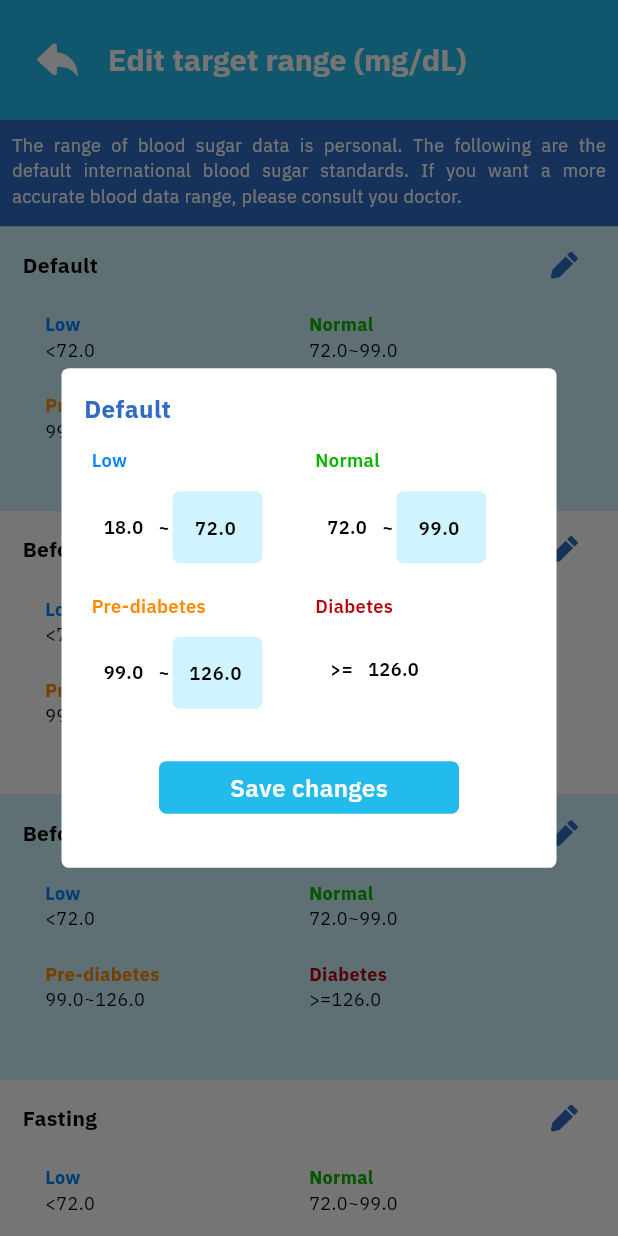
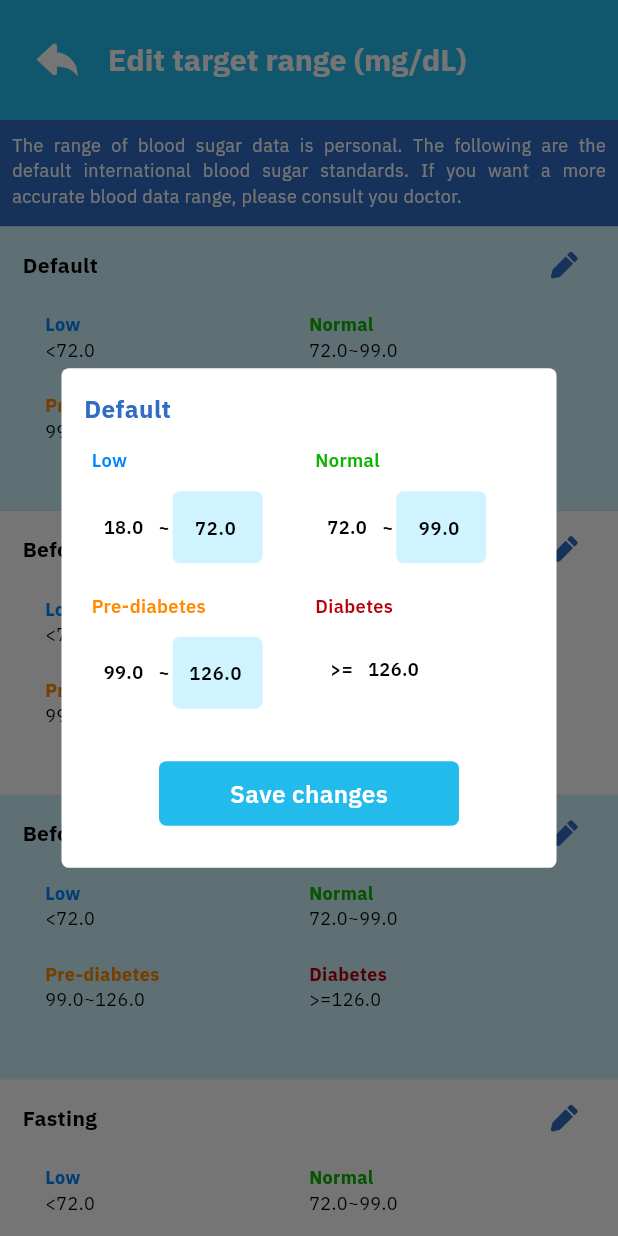
Before and after one commit to Intes-It-Mobile/blood-tracking-app, a Flutter app: the EditRangeScreens screen opened by its route, after a tap on an icon or button, on a phone screen of 412 x 824 dp. Run offline on Flutter 3.47's test engine with Material 2 defaults, Android fonts, the phone set to English and light mode, and no system bars; our stand-ins replace dropdown_button2, fl_chart, flutter_html, flutter_local_notifications, flutter_mobx, flutter_svg and 11 more; missing offline and left inert: android_alarm_manager_plus, excel, flutter_cupertino_datetime_picker, flutter_fgbg, flutter_share; accounts and stored records are empty; generated files the repository leaves out were written again.

Commit message:
fix buig UI

```diff
--- a/assets/lang/en.json
+++ b/assets/lang/en.json
@@ -75,8 +75,8 @@
   "after_meal_2h": "After a meal (2h)",
   "after_exercise": "After exercise",
   "asleep": "Asleep",
-  "errow_sugar_input_text": "Please enter correct value between 18-630 mg/dL",
-  "errow_sugar_input1_text": "Please enter correct value between 1-35 mmol/L",
+  "errow_sugar_input_mg_text": "Please enter correct value between 18-630 mg/dL",
+  "errow_sugar_input_mmol_text": "Please enter correct value between 1-35 mmol/L",
   "save_record": "Save Record",
   "version": " version",
   "1.0.0": " 1.0.0",
--- a/assets/lang/es.json
+++ b/assets/lang/es.json
@@ -75,8 +75,8 @@
   "after_meal_2h": "Después de una comida (2 hora)",
   "after_exercise": "Después del ejercicio",
   "asleep": "Dormido",
-  "errow_sugar_input_text": "Introduzca el valor correcto entre 18-630 mg/dL",
-  "errow_sugar_input1_text": "Ingrese el valor correcto entre 1-35 mmol/L",
+  "errow_sugar_input_mg_text": "Introduzca el valor correcto entre 18-630 mg/dL",
+  "errow_sugar_input_mmol_text": "Ingrese el valor correcto entre 1-35 mmol/L",
   "save_record": "Guardar registro",
   "version": " versión",
   "1.0.0": " 1.0.0",
--- a/assets/lang/fr.json
+++ b/assets/lang/fr.json
@@ -82,8 +82,8 @@
     "after_exercise":"Après l'exercice",
     "asleep":"Endormi",
 
-    "errow_sugar_input_text":"Veuillez entrer une valeur correcte entre 18 et 630 mg/dL.",
-    "errow_sugar_input1_text":"Veuillez entrer une valeur correcte entre 1-35 mmol/L.",
+    "errow_sugar_input_mg_text":"Veuillez entrer une valeur correcte entre 18 et 630 mg/dL.",
+    "errow_sugar_input_mmol_text":"Veuillez entrer une valeur correcte entre 1-35 mmol/L.",
     "save_record":"Enregistrer",
     "version":" version",
     "1.0.0":" 1.0.0",
--- a/assets/lang/vi.json
+++ b/assets/lang/vi.json
@@ -75,8 +75,8 @@
     "after_meal_2h": "Sau bữa ăn (2h)",
     "after_exercise": "Sau khi tập thể dục",
     "asleep": "Ngủ",
-    "errow_sugar_input_text": "Vui lòng nhập đúng giá trị giữa 18-630 mg/dL",
-    "errow_sugar_input1_text": "Vui lòng nhập giá trị đúng nằm trong khoảng 1-35 mmol/L",
+    "errow_sugar_input_mg_text": "Vui lòng nhập đúng giá trị giữa 18-630 mg/dL",
+    "errow_sugar_input_mmol_text": "Vui lòng nhập giá trị đúng nằm trong khoảng 1-35 mmol/L",
     "save_record": "Lưu bản ghi",
     "version": " phiên bản",
     "1.0.0": " 1.0.0",
@@ -116,7 +116,7 @@
     "choose_your_language": "Chọn ngôn ngữ của bạn",
     "next": "Tiếp",
     "no_alarms_set": "Không có báo thức nào",
-    "All": "All",
+    "All": "Tất cả",
     "save_changes_button":"Lưu thay đổi",
     "err_correct_value": "Vui lòng nhập đúng giá trị!"
 }
--- a/assets/lang/zh.json
+++ b/assets/lang/zh.json
@@ -75,8 +75,8 @@
   "after_meal_2h": "餐后（2小时）",
   "after_exercise": "运动后",
   "asleep": "睡觉",
-  "errow_sugar_input_text": "请输入正确的值 18-630 mg/dL",
-  "errow_sugar_input1_text": "請輸入 1-35 mmol/L 之間的正確值",
+  "errow_sugar_input_mg_text": "请输入正确的值 18-630 mg/dL",
+  "errow_sugar_input_mmol_text": "請輸入 1-35 mmol/L 之間的正確值",
   "save_record": "保存记录",
   "version": "版本",
   "1.0.0": " 1.0.0",
--- a/lib/views/edit_range/edit_range_dialog.dart
+++ b/lib/views/edit_range/edit_range_dialog.dart
@@ -24,11 +24,15 @@ class _ChangeTargetDialogState extends State<ChangeTargetDialog> {
   SugarInfoStore? sugarInfoStore;
   List<SugarAmount> tempCondition = [];
   EditRangeStore? editRangeStore;
+  bool? isMol;
   @override
   void didChangeDependencies() {
     editRangeStore = EditRangeStore();
     sugarInfoStore = Provider.of<SugarInfoStore>(context, listen: true);
     sugarInfoStore!.getTempCondition(widget.conditionId!);
+    setState(() {
+isMol = sugarInfoStore!.isSwapedToMol;
+    });
     editRangeStore!.tempConditionDisplay = sugarInfoStore!.tempConditionDisplay;
     super.didChangeDependencies();
   }
@@ -39,7 +43,7 @@ class _ChangeTargetDialogState extends State<ChangeTargetDialog> {
 
     return Container(
       child: AlertDialog(
-        contentPadding: EdgeInsets.fromLTRB(15, 15, 15, 5 ),
+        contentPadding: EdgeInsets.fromLTRB(15, 15, 15, 5),
         insetPadding: EdgeInsets.symmetric(horizontal: 7),
         shape: const RoundedRectangleBorder(
             borderRadius: BorderRadius.all(Radius.circular(5.0))),
@@ -54,10 +58,26 @@ class _ChangeTargetDialogState extends State<ChangeTargetDialog> {
                 mainAxisAlignment: MainAxisAlignment.start,
                 crossAxisAlignment: CrossAxisAlignment.start,
                 children: [
-                  Text(
-                    "${AppLocalizations.of(context)!.getTranslate(widget.conditionName!)}",
-                    style: AppTheme.Headline16Text.copyWith(
-                        color: AppColors.AppColor4),
+                  Row(
+                    children: [
+                      Expanded(
+                        child: Text(
+                          "${AppLocalizations.of(context)!.getTranslate(widget.conditionName!)}",
+                          style: AppTheme.Headline16Text.copyWith(
+                              color: AppColors.AppColor4),
+                        ),
+                      ),
+                      // isMol == false
+                      //     ? Text(
+                      //         "${AppLocalizations.of(context)!.getTranslate("mg/L")}",
+                      //         style: AppTheme.Headline16Text.copyWith(
+                      //             color: AppColors.AppColor4),
+                      //       )
+                      //     : Text(
+                      //         "${AppLocalizations.of(context)!.getTranslate("mmol/dL")}",
+                      //         style: AppTheme.Headline16Text.copyWith(
+                      //             color: AppColors.AppColor4)),
+                    ],
                   ),
                   SizedBox(
                     height: 10,
@@ -104,12 +124,14 @@ class _ChangeTargetDialogState extends State<ChangeTargetDialog> {
                         showSnackbarOverlay(context,
                             "${AppLocalizations.of(context)!.getTranslate("err_correct_value")}");
                       } else if (sugarInfoStore!.canSave() == true) {
-                        sugarInfoStore!.setNewRootCondition();
+                        sugarInfoStore!
+                            .setNewRootCondition(widget.conditionId!);
                         Navigator.of(context).pop();
                       }
                     },
                     child: Container(
-                      height: 35,
+                      padding: EdgeInsets.symmetric(vertical: 5),
+                      height: 43,
                       margin: const EdgeInsets.only(left: 50, right: 50),
                       decoration: BoxDecoration(
                         borderRadius: BorderRadius.circular(5),
```
Also changed, not shown: lib/controllers/stores/sugar_info_store.dart (+11 -7 lines), lib/views/record/new_record_screen.dart (+7 -4 lines), lib/controllers/stores/sugar_info_store.g.dart.
